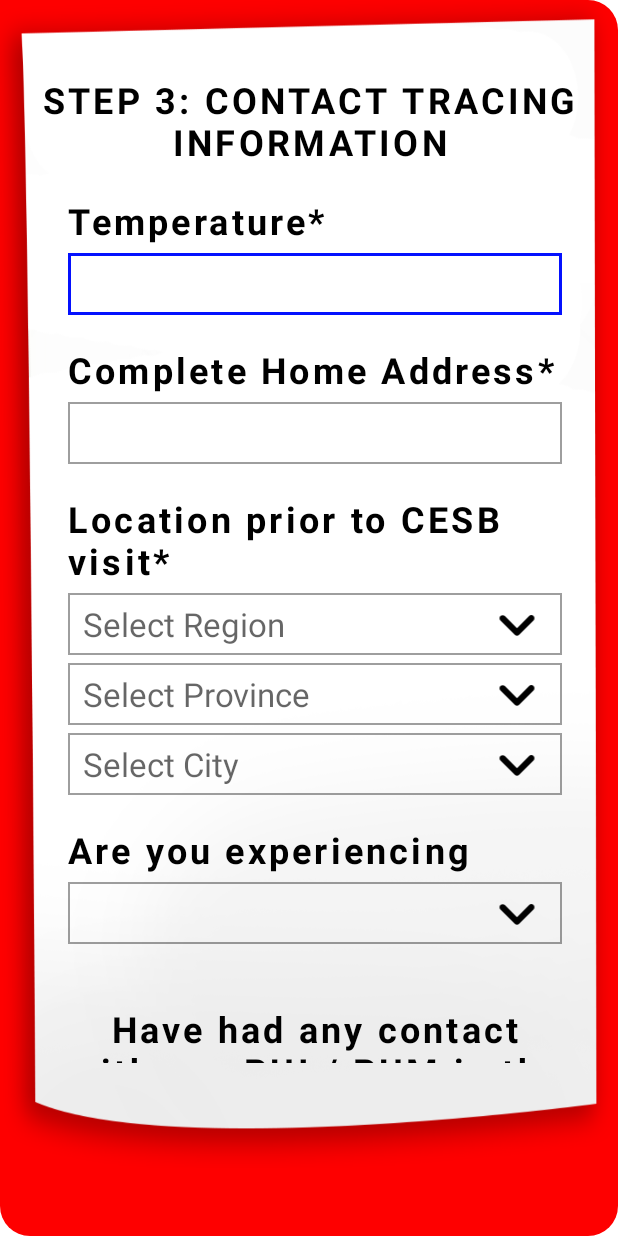
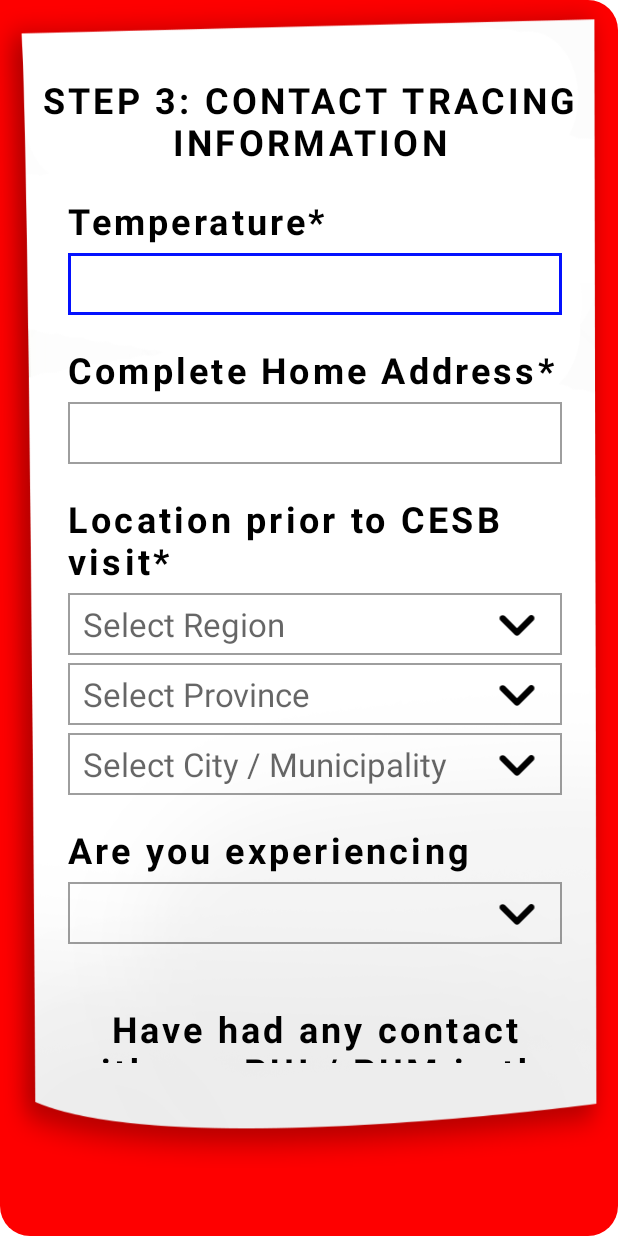
Before and after one commit to treefunk/lilo-xpress, an Android app: the fragment GuestLoginCitFragment shown on its own in the app's theme, on a phone screen of 412 x 824 dp. Run offline under Robolectric (Android 15) with nearby library versions, the phone set to English and light mode, and no system bars; our stand-ins replace Timber; pictures from the network do not load; 15 statements that could not run were skipped.

Commit message:
change placeholder for city

```diff
--- a/app/src/main/res/layout/fragment_guest_login_cit.xml
+++ b/app/src/main/res/layout/fragment_guest_login_cit.xml
@@ -287,7 +287,7 @@
                     android:layout_height="wrap_content"
                     android:clickable="true"
                     android:focusable="false"
-                    android:hint="Select City"
+                    android:hint="Select City / Municipality"
                     android:imeOptions="actionNext"
                     android:inputType="text" />
 
```
